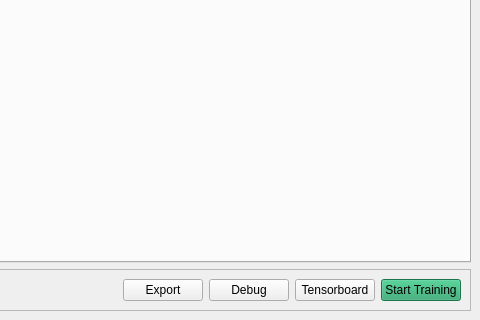
This is modules/ui/views/windows/onetrainer.ui in HashakGik/OneTrainer-QT6 as Qt 5 draws it before an edit; both pictures show x 646 to 1126 and y 517 to 837 of the 1126 by 837 pixel window. The edited form follows.
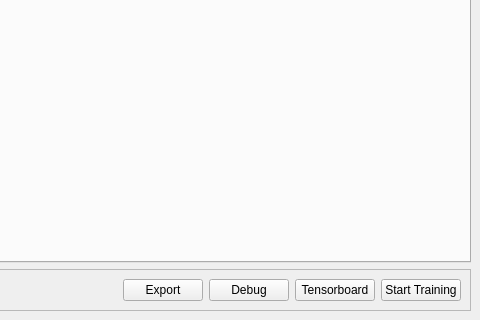
This is the edited form. Icons and pictures are not drawn.

Diff of the .ui file:
```diff
--- a/modules/ui/views/windows/onetrainer.ui
+++ b/modules/ui/views/windows/onetrainer.ui
@@ -250,448 +250,6 @@
        </item>
        <item>
         <widget class="QPushButton" name="startBtn">
-         <property name="palette">
-          <palette>
-           <active>
-            <colorrole role="WindowText">
-             <brush brushstyle="SolidPattern">
-              <color alpha="255">
-               <red>0</red>
-               <green>0</green>
-               <blue>0</blue>
-              </color>
-             </brush>
-            </colorrole>
-            <colorrole role="Button">
-             <brush brushstyle="SolidPattern">
-              <color alpha="255">
-               <red>38</red>
-               <green>162</green>
-               <blue>105</blue>
-              </color>
-             </brush>
-            </colorrole>
-            <colorrole role="Light">
-             <brush brushstyle="SolidPattern">
-              <color alpha="255">
-               <red>57</red>
-               <green>243</green>
-               <blue>158</blue>
-              </color>
-             </brush>
-            </colorrole>
-            <colorrole role="Midlight">
-             <brush brushstyle="SolidPattern">
-              <color alpha="255">
-               <red>47</red>
-               <green>202</green>
-               <blue>131</blue>
-              </color>
-             </brush>
-            </colorrole>
-            <colorrole role="Dark">
-             <brush brushstyle="SolidPattern">
-              <color alpha="255">
-               <red>19</red>
-               <green>81</green>
-               <blue>53</blue>
-              </color>
-             </brush>
-            </colorrole>
-            <colorrole role="Mid">
-             <brush brushstyle="SolidPattern">
-              <color alpha="255">
-               <red>25</red>
-               <green>108</green>
-               <blue>70</blue>
-              </color>
-             </brush>
-            </colorrole>
-            <colorrole role="Text">
-             <brush brushstyle="SolidPattern">
-              <color alpha="255">
-               <red>0</red>
-               <green>0</green>
-               <blue>0</blue>
-              </color>
-             </brush>
-            </colorrole>
-            <colorrole role="BrightText">
-             <brush brushstyle="SolidPattern">
-              <color alpha="255">
-               <red>255</red>
-               <green>255</green>
-               <blue>255</blue>
-              </color>
-             </brush>
-            </colorrole>
-            <colorrole role="ButtonText">
-             <brush brushstyle="SolidPattern">
-              <color alpha="255">
-               <red>0</red>
-               <green>0</green>
-               <blue>0</blue>
-              </color>
-             </brush>
-            </colorrole>
-            <colorrole role="Base">
-             <brush brushstyle="SolidPattern">
-              <color alpha="255">
-               <red>255</red>
-               <green>255</green>
-               <blue>255</blue>
-              </color>
-             </brush>
-            </colorrole>
-            <colorrole role="Window">
-             <brush brushstyle="SolidPattern">
-              <color alpha="255">
-               <red>38</red>
-               <green>162</green>
-               <blue>105</blue>
-              </color>
-             </brush>
-            </colorrole>
-            <colorrole role="Shadow">
-             <brush brushstyle="SolidPattern">
-              <color alpha="255">
-               <red>0</red>
-               <green>0</green>
-               <blue>0</blue>
-              </color>
-             </brush>
-            </colorrole>
-            <colorrole role="AlternateBase">
-             <brush brushstyle="SolidPattern">
-              <color alpha="255">
-               <red>146</red>
-               <green>208</green>
-               <blue>180</blue>
-              </color>
-             </brush>
-            </colorrole>
-            <colorrole role="ToolTipBase">
-             <brush brushstyle="SolidPattern">
-              <color alpha="255">
-               <red>255</red>
-               <green>255</green>
-               <blue>220</blue>
-              </color>
-             </brush>
-            </colorrole>
-            <colorrole role="ToolTipText">
-             <brush brushstyle="SolidPattern">
-              <color alpha="255">
-               <red>0</red>
-               <green>0</green>
-               <blue>0</blue>
-              </color>
-             </brush>
-            </colorrole>
-            <colorrole role="PlaceholderText">
-             <brush brushstyle="SolidPattern">
-              <color alpha="127">
-               <red>0</red>
-               <green>0</green>
-               <blue>0</blue>
-              </color>
-             </brush>
-            </colorrole>
-           </active>
-           <inactive>
-            <colorrole role="WindowText">
-             <brush brushstyle="SolidPattern">
-              <color alpha="255">
-               <red>0</red>
-               <green>0</green>
-               <blue>0</blue>
-              </color>
-             </brush>
-            </colorrole>
-            <colorrole role="Button">
-             <brush brushstyle="SolidPattern">
-              <color alpha="255">
-               <red>38</red>
-               <green>162</green>
-               <blue>105</blue>
-              </color>
-             </brush>
-            </colorrole>
-            <colorrole role="Light">
-             <brush brushstyle="SolidPattern">
-              <color alpha="255">
-               <red>57</red>
-               <green>243</green>
-               <blue>158</blue>
-              </color>
-             </brush>
-            </colorrole>
-            <colorrole role="Midlight">
-             <brush brushstyle="SolidPattern">
-              <color alpha="255">
-               <red>47</red>
-               <green>202</green>
-               <blue>131</blue>
-              </color>
-             </brush>
-            </colorrole>
-            <colorrole role="Dark">
-             <brush brushstyle="SolidPattern">
-              <color alpha="255">
-               <red>19</red>
-               <green>81</green>
-               <blue>53</blue>
-              </color>
-             </brush>
-            </colorrole>
-            <colorrole role="Mid">
-             <brush brushstyle="SolidPattern">
-              <color alpha="255">
-               <red>25</red>
-               <green>108</green>
-               <blue>70</blue>
-              </color>
-             </brush>
-            </colorrole>
-            <colorrole role="Text">
-             <brush brushstyle="SolidPattern">
-              <color alpha="255">
-               <red>0</red>
-               <green>0</green>
-               <blue>0</blue>
-              </color>
-             </brush>
-            </colorrole>
-            <colorrole role="BrightText">
-             <brush brushstyle="SolidPattern">
-              <color alpha="255">
-               <red>255</red>
-               <green>255</green>
-               <blue>255</blue>
-              </color>
-             </brush>
-            </colorrole>
-            <colorrole role="ButtonText">
-             <brush brushstyle="SolidPattern">
-              <color alpha="255">
-               <red>0</red>
-               <green>0</green>
-               <blue>0</blue>
-              </color>
-             </brush>
-            </colorrole>
-            <colorrole role="Base">
-             <brush brushstyle="SolidPattern">
-              <color alpha="255">
-               <red>255</red>
-               <green>255</green>
-               <blue>255</blue>
-              </color>
-             </brush>
-            </colorrole>
-            <colorrole role="Window">
-             <brush brushstyle="SolidPattern">
-              <color alpha="255">
-               <red>38</red>
-               <green>162</green>
-               <blue>105</blue>
-              </color>
-             </brush>
-            </colorrole>
-            <colorrole role="Shadow">
-             <brush brushstyle="SolidPattern">
-              <color alpha="255">
-               <red>0</red>
-               <green>0</green>
-               <blue>0</blue>
-              </color>
-             </brush>
-            </colorrole>
-            <colorrole role="AlternateBase">
-             <brush brushstyle="SolidPattern">
-              <color alpha="255">
-               <red>146</red>
-               <green>208</green>
-               <blue>180</blue>
-              </color>
-             </brush>
-            </colorrole>
-            <colorrole role="ToolTipBase">
-             <brush brushstyle="SolidPattern">
-              <color alpha="255">
-               <red>255</red>
-               <green>255</green>
-               <blue>220</blue>
-              </color>
-             </brush>
-            </colorrole>
-            <colorrole role="ToolTipText">
-             <brush brushstyle="SolidPattern">
-              <color alpha="255">
-               <red>0</red>
-               <green>0</green>
-               <blue>0</blue>
-              </color>
-             </brush>
-            </colorrole>
-            <colorrole role="PlaceholderText">
-             <brush brushstyle="SolidPattern">
-              <color alpha="127">
-               <red>0</red>
-               <green>0</green>
-               <blue>0</blue>
-              </color>
-             </brush>
-            </colorrole>
-           </inactive>
-           <disabled>
-            <colorrole role="WindowText">
-             <brush brushstyle="SolidPattern">
-              <color alpha="255">
-               <red>19</red>
-               <green>81</green>
-               <blue>53</blue>
-              </color>
-             </brush>
-            </colorrole>
-            <colorrole role="Button">
-             <brush brushstyle="SolidPattern">
-              <color alpha="255">
-               <red>38</red>
-               <green>162</green>
-               <blue>105</blue>
-              </color>
-             </brush>
-            </colorrole>
-            <colorrole role="Light">
-             <brush brushstyle="SolidPattern">
-              <color alpha="255">
-               <red>57</red>
-               <green>243</green>
-               <blue>158</blue>
-              </color>
-             </brush>
-            </colorrole>
-            <colorrole role="Midlight">
-             <brush brushstyle="SolidPattern">
-              <color alpha="255">
-               <red>47</red>
-               <green>202</green>
-               <blue>131</blue>
-              </color>
-             </brush>
-            </colorrole>
-            <colorrole role="Dark">
-             <brush brushstyle="SolidPattern">
-              <color alpha="255">
-               <red>19</red>
-               <green>81</green>
-               <blue>53</blue>
-              </color>
-             </brush>
-            </colorrole>
-            <colorrole role="Mid">
-             <brush brushstyle="SolidPattern">
-              <color alpha="255">
-               <red>25</red>
-               <green>108</green>
-               <blue>70</blue>
-              </color>
-             </brush>
-            </colorrole>
-            <colorrole role="Text">
-             <brush brushstyle="SolidPattern">
-              <color alpha="255">
-               <red>19</red>
-               <green>81</green>
-               <blue>53</blue>
-              </color>
-             </brush>
-            </colorrole>
-            <colorrole role="BrightText">
-             <brush brushstyle="SolidPattern">
-              <color alpha="255">
-               <red>255</red>
-               <green>255</green>
-               <blue>255</blue>
-              </color>
-             </brush>
-            </colorrole>
-            <colorrole role="ButtonText">
-             <brush brushstyle="SolidPattern">
-              <color alpha="255">
-               <red>19</red>
-               <green>81</green>
-               <blue>53</blue>
-              </color>
-             </brush>
-            </colorrole>
-            <colorrole role="Base">
-             <brush brushstyle="SolidPattern">
-              <color alpha="255">
-               <red>38</red>
-               <green>162</green>
-               <blue>105</blue>
-              </color>
-             </brush>
-            </colorrole>
-            <colorrole role="Window">
-             <brush brushstyle="SolidPattern">
-              <color alpha="255">
-               <red>38</red>
-               <green>162</green>
-               <blue>105</blue>
-              </color>
-             </brush>
-            </colorrole>
-            <colorrole role="Shadow">
-             <brush brushstyle="SolidPattern">
-              <color alpha="255">
-               <red>0</red>
-               <green>0</green>
-               <blue>0</blue>
-              </color>
-             </brush>
-            </colorrole>
-            <colorrole role="AlternateBase">
-             <brush brushstyle="SolidPattern">
-              <color alpha="255">
-               <red>38</red>
-               <green>162</green>
-               <blue>105</blue>
-              </color>
-             </brush>
-            </colorrole>
-            <colorrole role="ToolTipBase">
-             <brush brushstyle="SolidPattern">
-              <color alpha="255">
-               <red>255</red>
-               <green>255</green>
-               <blue>220</blue>
-              </color>
-             </brush>
-            </colorrole>
-            <colorrole role="ToolTipText">
-             <brush brushstyle="SolidPattern">
-              <color alpha="255">
-               <red>0</red>
-               <green>0</green>
-               <blue>0</blue>
-              </color>
-             </brush>
-            </colorrole>
-            <colorrole role="PlaceholderText">
-             <brush brushstyle="SolidPattern">
-              <color alpha="127">
-               <red>19</red>
-               <green>81</green>
-               <blue>53</blue>
-              </color>
-             </brush>
-            </colorrole>
-           </disabled>
-          </palette>
-         </property>
          <property name="text">
           <string>Start Training</string>
          </property>
```
